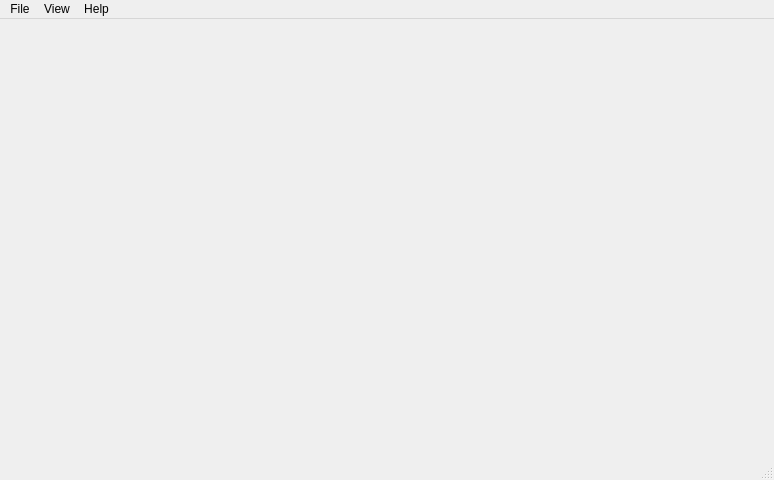
Above: epipy/resources/ui/mainwindow.ui from ckaus/EpiPy before the change. Below: the same form after it.
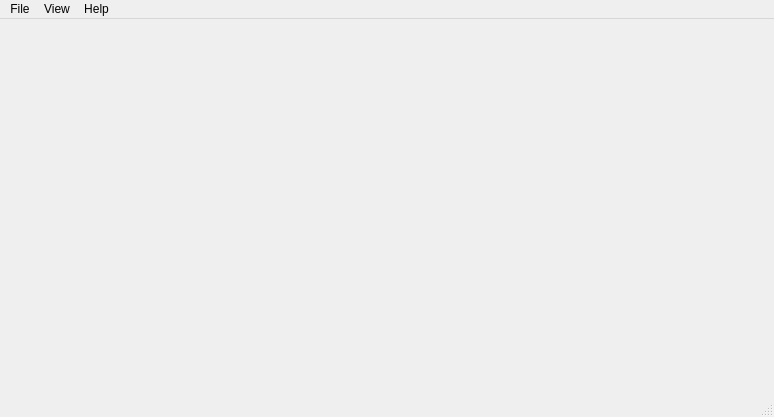
That is the form after the change.

```diff
--- a/epipy/resources/ui/mainwindow.ui
+++ b/epipy/resources/ui/mainwindow.ui
@@ -7,7 +7,7 @@
     <x>0</x>
     <y>0</y>
     <width>774</width>
-    <height>480</height>
+    <height>417</height>
    </rect>
   </property>
   <property name="windowTitle">
```
Left out of the diff: 56 changed lines with no effect on the pictures.
